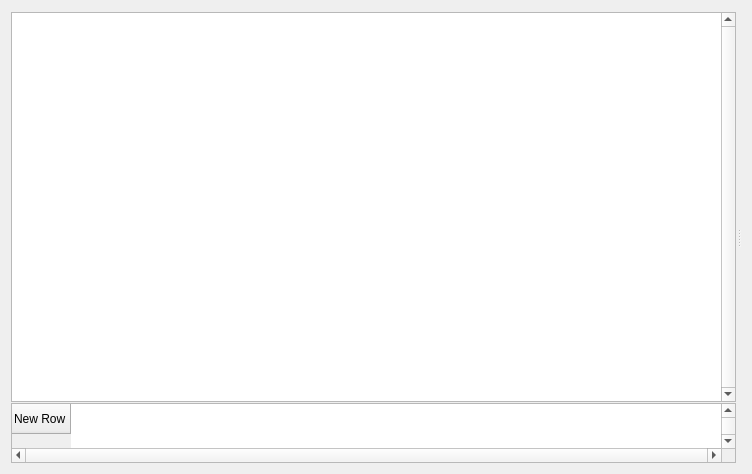
First picture: the form in Classes/c5grid.ui, repository End1-1/Cafe5, before the edit.
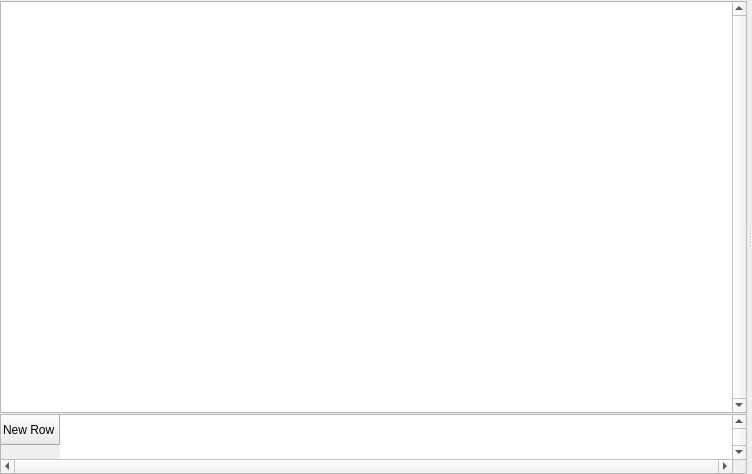
Second picture: the form after the edit. Custom widgets are drawn as their Qt base class.

Diff of the .ui file:
```diff
--- a/Classes/c5grid.ui
+++ b/Classes/c5grid.ui
@@ -14,6 +14,18 @@
    <string>Form</string>
   </property>
   <layout class="QHBoxLayout" name="horizontalLayout_6">
+   <property name="leftMargin">
+    <number>0</number>
+   </property>
+   <property name="topMargin">
+    <number>0</number>
+   </property>
+   <property name="rightMargin">
+    <number>0</number>
+   </property>
+   <property name="bottomMargin">
+    <number>0</number>
+   </property>
    <item>
     <widget class="QSplitter" name="splitter">
      <property name="orientation">
```
